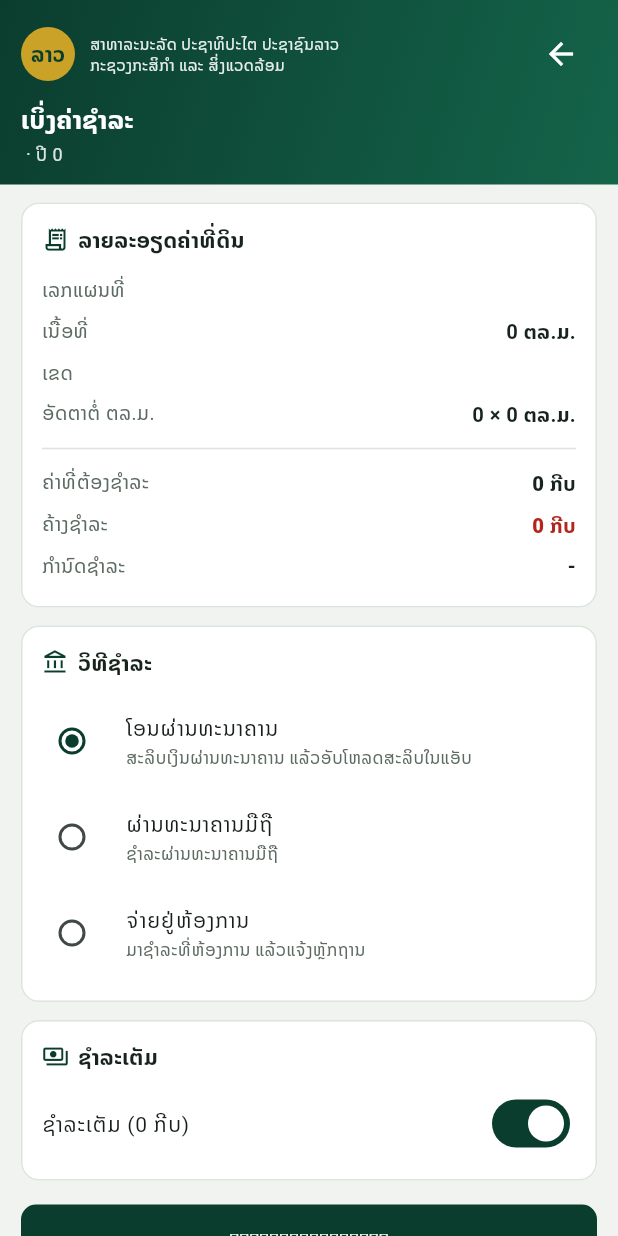
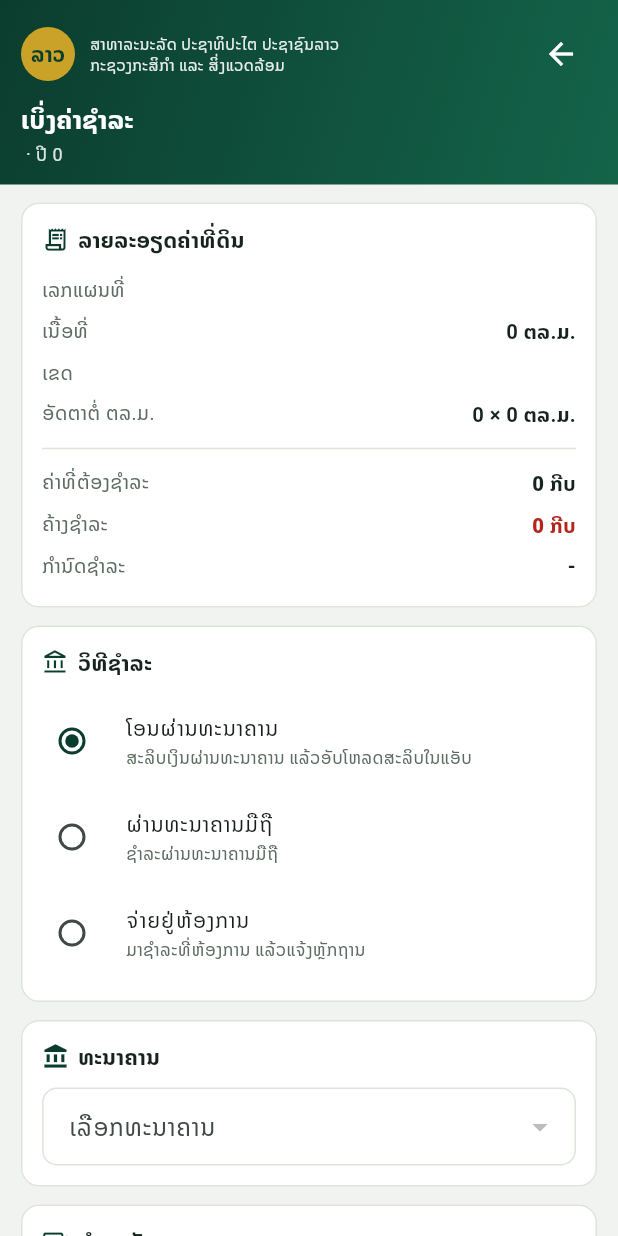
Before and after one commit to bounthongv/landtitling, a Flutter app: the QuoteScreen screen opened directly with empty values, on a phone screen of 412 x 824 dp. Run offline on Flutter 3.47's test engine with Material 3 defaults, Android fonts, the phone set to English and light mode, and no system bars; our stand-ins replace flutter_secure_storage, image_picker; accounts and stored records are empty; network calls fail; project files that could hold a hidden picture were left out.

Commit message:
feat(mobile): bank picker on quote screen before issuing slip

```diff
--- a/mobile/lib/ui/screens/quote_screen.dart
+++ b/mobile/lib/ui/screens/quote_screen.dart
@@ -2,9 +2,11 @@ import 'package:flutter/material.dart';
 import 'package:flutter/services.dart';
 import 'package:provider/provider.dart';
 
+import '../../core/api_client.dart';
 import '../../core/money.dart';
 import '../../core/strings.dart';
 import '../../core/theme.dart';
+import '../../models/bank.dart';
 import '../../models/quote.dart';
 import '../../state/payments_controller.dart';
 import '../widgets/common.dart';
@@ -35,6 +37,8 @@ class _QuoteScreenState extends State<QuoteScreen> {
   String _method = 'bank_transfer';
   bool _payInFull = true;
   late final TextEditingController _amountController;
+  List<Bank> _banks = const [];
+  String? _bankCode;
 
   @override
   void initState() {
@@ -42,6 +46,23 @@ class _QuoteScreenState extends State<QuoteScreen> {
     _amountController = TextEditingController(
       text: widget.quote.outstanding.round().toString(),
     );
+    _loadBanks();
+  }
+
+  Future<void> _loadBanks() async {
+    try {
+      final api = context.read<ApiClient>();
+      final data = await api.getData('banks.php');
+      final raw = data['banks'];
+      if (raw is List) {
+        setState(() {
+          _banks = raw
+              .whereType<Map<String, dynamic>>()
+              .map(Bank.fromJson)
+              .toList();
+        });
+      }
+    } catch (_) {}
   }
 
   @override
@@ -65,6 +86,7 @@ class _QuoteScreenState extends State<QuoteScreen> {
         feeYear: widget.quote.feeYear,
         method: _method,
         amount: _payInFull ? null : _amount,
+        bankCode: (_method == 'bank_transfer' || _method == 'mobile') ? _bankCode : null,
       );
       if (!mounted) return;
       Navigator.of(context).pushReplacement(
@@ -171,6 +193,29 @@ class _QuoteScreenState extends State<QuoteScreen> {
                   ),
                 ),
                 const SizedBox(height: 12),
+                if (_method == 'bank_transfer' || _method == 'mobile') ...[
+                  SectionCard(
+                    title: 'ທະນາຄານ',
+                    icon: Icons.account_balance,
+                    child: DropdownButtonFormField<String>(
+                      initialValue: _bankCode,
+                      decoration: const InputDecoration(
+                        border: OutlineInputBorder(),
+                        labelText: 'ເລືອກທະນາຄານ',
+                      ),
+                      items: _banks
+                          .map((b) => DropdownMenuItem<String>(
+                                value: b.code,
+                                child: Text(
+                                  '${b.code} — ${Strings.isLao ? b.nameLo : b.nameEn}',
+                                ),
+                              ))
+                          .toList(),
+                      onChanged: (v) => setState(() => _bankCode = v),
+                    ),
+                  ),
+                  const SizedBox(height: 12),
+                ],
                 SectionCard(
                   title: Strings.t('fullAmount'),
                   icon: Icons.payments_outlined,
```
